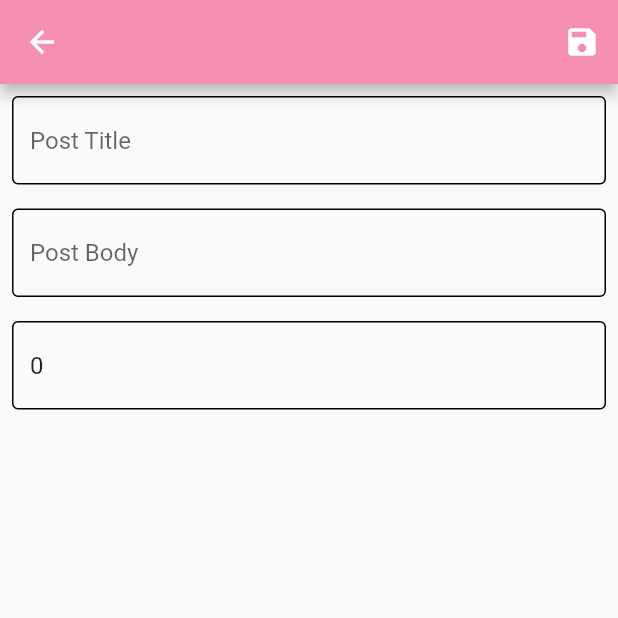
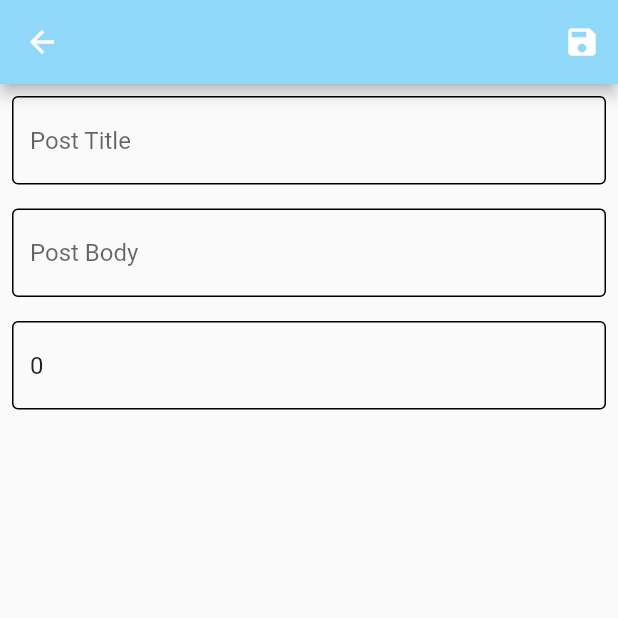
Before and after one commit to ru14s/blog-app, a Flutter app: the EditScreen screen opened directly with empty values, on a phone screen of 412 x 824 dp, the top half of it. Run offline on Flutter 3.47's test engine with Material 2 defaults, Android fonts, the light colour scheme and no system bars.

Commit message:
colors changed

```diff
--- a/lib/Screens/edit_post.dart
+++ b/lib/Screens/edit_post.dart
@@ -25,7 +25,7 @@ class EditScreen extends StatelessWidget {
   Widget build(BuildContext context) {
     return Scaffold(
       appBar: AppBar(
-        backgroundColor: Colors.pink.shade200,
+        backgroundColor: Color(0xFF90D8F9),
         actions: [
           IconButton(
             onPressed: () {
```
